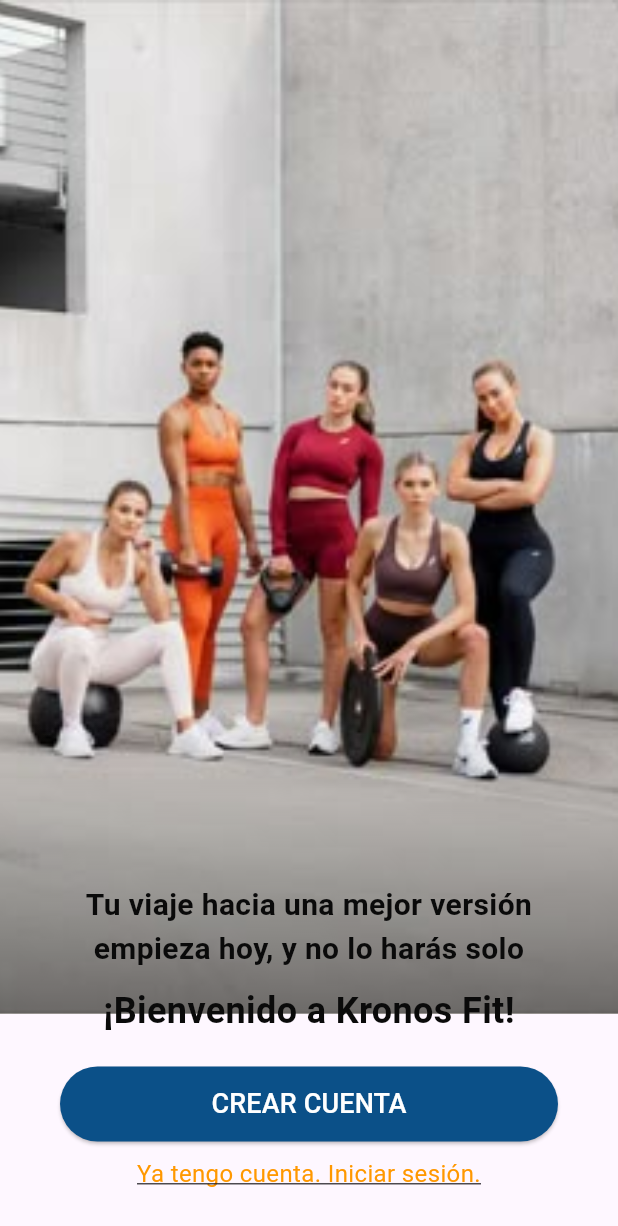
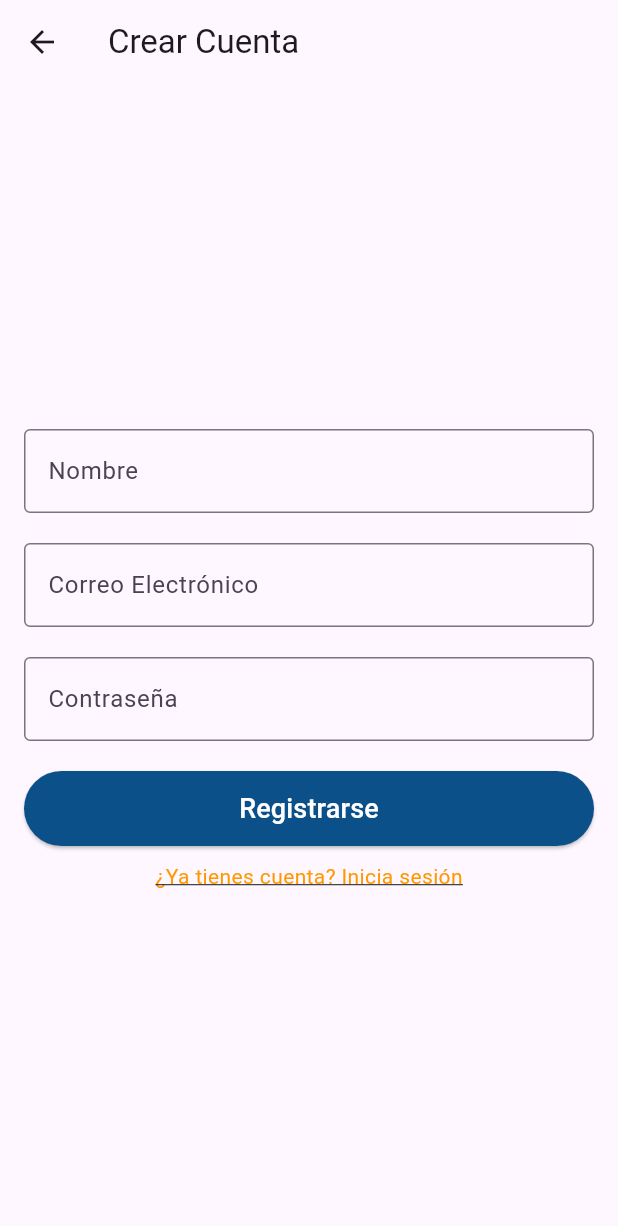
Before and after one commit to JeanCArsLo/KRONOS, a Flutter app: the screen it shows after launch, after a tap on "CREAR CUENTA", on a phone screen of 412 x 824 dp. Shown: the top 1226 px of the screen. Run offline on Flutter 3.47's test engine with Material 3 defaults, Android fonts, the phone set to English and light mode, and no system bars.

Commit message:
organizando archivos y pantalla (no diseñado)

```diff
--- a/lib/main.dart
+++ b/lib/main.dart
@@ -1,4 +1,5 @@
 import 'package:flutter/material.dart';
+import 'routes.dart';
 
 void main() {
   runApp(const MyApp());
@@ -10,150 +11,8 @@ class MyApp extends StatelessWidget {
   @override
   Widget build(BuildContext context) {
     return MaterialApp(
-      home: SplashScreen(),
+      initialRoute: '/',
+      routes: Routes.getRoutes(),
     );
   }
 }
-
-class SplashScreen extends StatefulWidget {
-  @override
-  _SplashScreenState createState() => _SplashScreenState();
-}
-
-class _SplashScreenState extends State<SplashScreen> {
-  @override
-  void initState() {
-    super.initState();
-    _navigateToWelcome();
-  }
-
-  _navigateToWelcome() async {
-    await Future.delayed(Duration(seconds: 3)); // Espera 3 segundos
-    Navigator.pushReplacement(
-      context,
-      MaterialPageRoute(builder: (context) => WelcomeScreen()),
-    );
-  }
-
-  @override
-  Widget build(BuildContext context) {
-    return Scaffold(
-      body: Center(
-        child: Column(
-          mainAxisAlignment: MainAxisAlignment.center,
-          children: [
-            SizedBox(height: 20),
-            Text(
-              'KRONOS',
-              style: TextStyle(fontSize: 40, fontWeight: FontWeight.bold),
-            ),
-          ],
-        ),
-      ),
-    );
-  }
-}
-
-class WelcomeScreen extends StatelessWidget {
-  @override
-  Widget build(BuildContext context) {
-    return Scaffold(
-      body: Stack(
-        children: [
-          // Imagen de fondo con altura limitada al 82%
-          Container(
-            height: MediaQuery.of(context).size.height * 0.82,
-            decoration: BoxDecoration(
-              image: DecorationImage(
-                image: AssetImage('assets/welcom.jpg'),
-                fit: BoxFit.cover,
-              ),
-            ),
-          ),
-          // Overlay con gradiente para difuminar la parte inferior
-          Container(
-            height: MediaQuery.of(context).size.height * 0.82, // Mismo height que la imagen
-            decoration: BoxDecoration(
-              gradient: LinearGradient(
-                begin: Alignment.topCenter,
-                end: Alignment.bottomCenter,
-                colors: [
-                  Colors.transparent, // Sin color en la parte superior
-                  Colors.black.withOpacity(0.5), // Difuminado oscuro en la parte inferior
-                ],
-                stops: [0.7, 1.0], // El difuminado comienza al 70% y se completa al 100%
-              ),
-            ),
-          ),
-          // Contenido superpuesto
-          Padding(
-            padding: EdgeInsets.all(20.0),
-            child: Column(
-              mainAxisAlignment: MainAxisAlignment.end,
-              children: [
-                Container(
-                  padding: EdgeInsets.symmetric(horizontal: 20.0, vertical: 10.0),
-                  child: Column(
-                    crossAxisAlignment: CrossAxisAlignment.center,
-                    children: [
-                      Text(
-                        'Tu viaje hacia una mejor versión empieza hoy, y no lo harás solo',
-                        textAlign: TextAlign.center,
-                        style: TextStyle(
-                          color: const Color.fromARGB(255, 10, 10, 10),
-                          fontSize: 20,
-                          fontWeight: FontWeight.bold,
-                        ),
-                      ),
-                      SizedBox(height: 10),
-                      Text(
-                        '¡Bienvenido a Kronos Fit!',
-                        textAlign: TextAlign.center,
-                        style: TextStyle(
-                          color: const Color.fromARGB(255, 10, 10, 10),
-                          fontSize: 24,
-                          fontWeight: FontWeight.bold,
-                        ),
-                      ),
-                      SizedBox(height: 20),
-                      // Botón "CREAR CUENTA"
-                      ElevatedButton(
-                        onPressed: () {
-                          // Acción al presionar el botón
-                        },
-                        style: ElevatedButton.styleFrom(
-                          backgroundColor: const Color.fromARGB(255, 11, 80, 136),
-                          minimumSize: Size(double.infinity, 50),
-                        ),
-                        child: Text(
-                          'CREAR CUENTA',
-                          style: TextStyle(fontSize: 18, color: Colors.white),
-                        ),
-                      ),
-                      SizedBox(height: 10),
-                      // Enlace "Ya tengo cuenta. Iniciar sesión"
-                      GestureDetector(
-                        onTap: () {
-                          // Acción para iniciar sesión
-                        },
-                        child: Text(
-                          'Ya tengo cuenta. Iniciar sesión.',
-                          textAlign: TextAlign.center,
-                          style: TextStyle(
-                            color: Colors.orange,
-                            fontSize: 16,
-                            decoration: TextDecoration.underline,
-                          ),
-                        ),
-                      ),
-                    ],
-                  ),
-                ),
-              ],
-            ),
-          ),
-        ],
-      ),
-    );
-  }
-}
--- /dev/null
+++ b/lib/routes.dart
@@ -0,0 +1,21 @@
+import 'package:flutter/material.dart';
+import 'screens/splash_screen.dart';
+import 'screens/welcome_screen.dart';
+import 'screens/login_screen.dart';
+import 'screens/register_screen.dart';
+
+class Routes {
+  static const String splash = '/';
+  static const String welcome = '/welcome';
+  static const String login = '/login';
+  static const String register = '/register';
+
+  static Map<String, WidgetBuilder> getRoutes() {
+    return {
+      splash: (context) => SplashScreen(),
+      welcome: (context) => WelcomeScreen(),
+      login: (context) => LoginScreen(),
+      register: (context) => RegisterScreen(),
+    };
+  }
+}
--- /dev/null
+++ b/lib/screens/login_screen.dart
@@ -0,0 +1,62 @@
+import 'package:flutter/material.dart';
+import '../routes.dart';
+
+class LoginScreen extends StatelessWidget {
+  @override
+  Widget build(BuildContext context) {
+    return Scaffold(
+      appBar: AppBar(title: Text('Iniciar Sesión')),
+      body: Padding(
+        padding: EdgeInsets.all(16.0),
+        child: Column(
+          mainAxisAlignment: MainAxisAlignment.center,
+          children: [
+            TextField(
+              decoration: InputDecoration(
+                labelText: 'Correo Electrónico',
+                border: OutlineInputBorder(),
+              ),
+              keyboardType: TextInputType.emailAddress,
+            ),
+            SizedBox(height: 20),
+            TextField(
+              decoration: InputDecoration(
+                labelText: 'Contraseña',
+                border: OutlineInputBorder(),
+              ),
+              obscureText: true,
+            ),
+            SizedBox(height: 20),
+            ElevatedButton(
+              onPressed: () {
+                // Lógica de login (por ahora solo regresa a welcome)
+                Navigator.pushReplacementNamed(context, Routes.welcome);
+              },
+              style: ElevatedButton.styleFrom(
+                backgroundColor: Color.fromARGB(255, 11, 80, 136),
+                minimumSize: Size(double.infinity, 50),
+              ),
+              child: Text(
+                'Iniciar Sesión',
+                style: TextStyle(fontSize: 18, color: Colors.white),
+              ),
+            ),
+            SizedBox(height: 10),
+            GestureDetector(
+              onTap: () {
+                Navigator.pushNamed(context, Routes.register);
+              },
+              child: Text(
+                '¿No tienes cuenta? Regístrate',
+                style: TextStyle(
+                  color: Colors.orange,
+                  decoration: TextDecoration.underline,
+                ),
+              ),
+            ),
+          ],
+        ),
+      ),
+    );
+  }
+}
--- /dev/null
+++ b/lib/screens/register_screen.dart
@@ -0,0 +1,69 @@
+import 'package:flutter/material.dart';
+import '../routes.dart';
+
+class RegisterScreen extends StatelessWidget {
+  @override
+  Widget build(BuildContext context) {
+    return Scaffold(
+      appBar: AppBar(title: Text('Crear Cuenta')),
+      body: Padding(
+        padding: EdgeInsets.all(16.0),
+        child: Column(
+          mainAxisAlignment: MainAxisAlignment.center,
+          children: [
+            TextField(
+              decoration: InputDecoration(
+                labelText: 'Nombre',
+                border: OutlineInputBorder(),
+              ),
+            ),
+            SizedBox(height: 20),
+            TextField(
+              decoration: InputDecoration(
+                labelText: 'Correo Electrónico',
+                border: OutlineInputBorder(),
+              ),
+              keyboardType: TextInputType.emailAddress,
+            ),
+            SizedBox(height: 20),
+            TextField(
+              decoration: InputDecoration(
+                labelText: 'Contraseña',
+                border: OutlineInputBorder(),
+              ),
+              obscureText: true,
+            ),
+            SizedBox(height: 20),
+            ElevatedButton(
+              onPressed: () {
+                // Lógica de registro (por ahora solo regresa a welcome)
+                Navigator.pushReplacementNamed(context, Routes.welcome);
+              },
+              style: ElevatedButton.styleFrom(
+                backgroundColor: Color.fromARGB(255, 11, 80, 136),
+                minimumSize: Size(double.infinity, 50),
+              ),
+              child: Text(
+                'Registrarse',
+                style: TextStyle(fontSize: 18, color: Colors.white),
+              ),
+            ),
+            SizedBox(height: 10),
+            GestureDetector(
+              onTap: () {
+                Navigator.pushNamed(context, Routes.login);
+              },
+              child: Text(
+                '¿Ya tienes cuenta? Inicia sesión',
+                style: TextStyle(
+                  color: Colors.orange,
+                  decoration: TextDecoration.underline,
+                ),
+              ),
+            ),
+          ],
+        ),
+      ),
+    );
+  }
+}
--- /dev/null
+++ b/lib/screens/splash_screen.dart
@@ -0,0 +1,38 @@
+import 'package:flutter/material.dart';
+import '../routes.dart';
+
+class SplashScreen extends StatefulWidget {
+  @override
+  _SplashScreenState createState() => _SplashScreenState();
+}
+
+class _SplashScreenState extends State<SplashScreen> {
+  @override
+  void initState() {
+    super.initState();
+    _navigateToWelcome();
+  }
+
+  _navigateToWelcome() async {
+    await Future.delayed(Duration(seconds: 3));
+    Navigator.pushReplacementNamed(context, Routes.welcome);
+  }
+
+  @override
+  Widget build(BuildContext context) {
+    return Scaffold(
+      body: Center(
+        child: Column(
+          mainAxisAlignment: MainAxisAlignment.center,
+          children: [
+            SizedBox(height: 20),
+            Text(
+              'KRONOS',
+              style: TextStyle(fontSize: 40, fontWeight: FontWeight.bold),
+            ),
+          ],
+        ),
+      ),
+    );
+  }
+}
--- /dev/null
+++ b/lib/screens/welcome_screen.dart
@@ -0,0 +1,98 @@
+import 'package:flutter/material.dart';
+import '../routes.dart';
+
+class WelcomeScreen extends StatelessWidget {
+  @override
+  Widget build(BuildContext context) {
+    return Scaffold(
+      body: Stack(
+        children: [
+          Container(
+            height: MediaQuery.of(context).size.height * 0.82,
+            decoration: BoxDecoration(
+              image: DecorationImage(
+                image: AssetImage('assets/welcom.jpg'),
+                fit: BoxFit.cover,
+              ),
+            ),
+          ),
+          Container(
+            height: MediaQuery.of(context).size.height * 0.82,
+            decoration: BoxDecoration(
+              gradient: LinearGradient(
+                begin: Alignment.topCenter,
+                end: Alignment.bottomCenter,
+                colors: [Colors.transparent, Colors.black.withOpacity(0.5)],
+                stops: [0.7, 1.0],
+              ),
+            ),
+          ),
+          Padding(
+            padding: EdgeInsets.all(20.0),
+            child: Column(
+              mainAxisAlignment: MainAxisAlignment.end,
+              children: [
+                Container(
+                  padding: EdgeInsets.symmetric(horizontal: 20.0, vertical: 10.0),
+                  child: Column(
+                    crossAxisAlignment: CrossAxisAlignment.center,
+                    children: [
+                      Text(
+                        'Tu viaje hacia una mejor versión empieza hoy, y no lo harás solo',
+                        textAlign: TextAlign.center,
+                        style: TextStyle(
+                          color: const Color.fromARGB(255, 10, 10, 10),
+                          fontSize: 20,
+                          fontWeight: FontWeight.bold,
+                        ),
+                      ),
+                      SizedBox(height: 10),
+                      Text(
+                        '¡Bienvenido a Kronos Fit!',
+                        textAlign: TextAlign.center,
+                        style: TextStyle(
+                          color: const Color.fromARGB(255, 10, 10, 10),
+                          fontSize: 24,
+                          fontWeight: FontWeight.bold,
+                        ),
+                      ),
+                      SizedBox(height: 20),
+                      ElevatedButton(
+                        onPressed: () {
+                          Navigator.pushNamed(context, Routes.register);
+                        },
+                        style: ElevatedButton.styleFrom(
+                          backgroundColor: const Color.fromARGB(255, 11, 80, 136),
+                          minimumSize: Size(double.infinity, 50),
+                        ),
+                        child: Text(
+                          'CREAR CUENTA',
+                          style: TextStyle(fontSize: 18, color: Colors.white),
+                        ),
+                      ),
+                      SizedBox(height: 10),
+                      GestureDetector(
+                        onTap: () {
+                          Navigator.pushNamed(context, Routes.login);
+                        },
+                        child: Text(
+                          'Ya tengo cuenta. Iniciar sesión.',
+                          textAlign: TextAlign.center,
+                          style: TextStyle(
+                            color: Colors.orange,
+                            fontSize: 16,
+                            decoration: TextDecoration.underline,
+                          ),
+                        ),
+                      ),
+                    ],
+                  ),
+                ),
+              ],
+            ),
+          ),
+        ],
+      ),
+    );
+  }
+}
```
Also changed, not shown: lib/widgets/login_screen.dart (added), lib/widgets/register_screen.dart (added).
